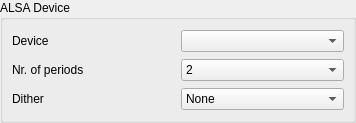
This is src/traverso/ui/AlsaDevicesPage.ui in ErwanLegrand/Traverso-DAW as Qt 5 draws it before an edit. The edited form follows.
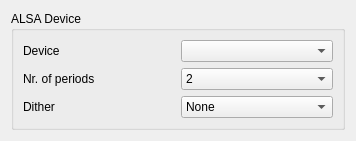
This is the edited form.

Commit message: * cleanups in the settings pages, added Language selection dropdown box, though it's not storing the preference yet

What changed in the file:
```diff
--- a/src/traverso/ui/AlsaDevicesPage.ui
+++ b/src/traverso/ui/AlsaDevicesPage.ui
@@ -6,19 +6,13 @@
     <x>0</x>
     <y>0</y>
     <width>356</width>
-    <height>123</height>
+    <height>141</height>
    </rect>
   </property>
   <property name="windowTitle" >
    <string>Form</string>
   </property>
   <layout class="QVBoxLayout" >
-   <property name="margin" >
-    <number>0</number>
-   </property>
-   <property name="spacing" >
-    <number>6</number>
-   </property>
    <item>
     <widget class="QGroupBox" name="groupBox" >
      <property name="title" >
```
Left out of the diff: 60 changed lines with no effect on the pictures. The commit also changes 9 other files.
